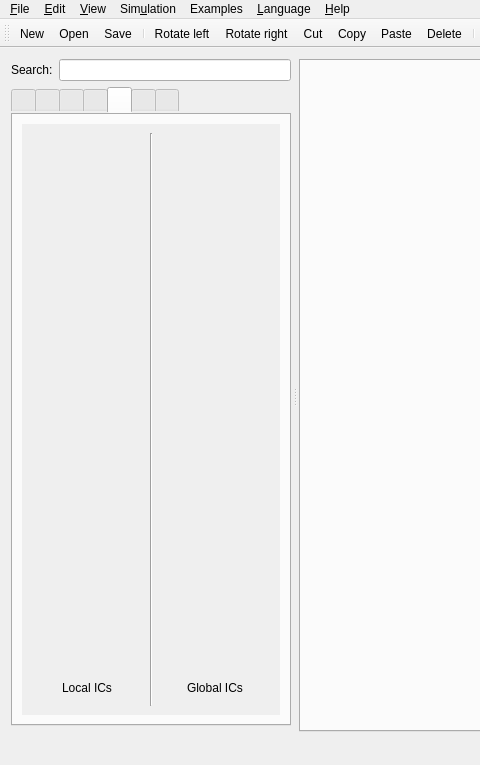
This is app/mainwindow.ui in GIBIS-UNIFESP/wiRedPanda as Qt 5 draws it before an edit; both pictures show x 0 to 480 and y 0 to 765 of the 886 by 765 pixel window. The edited form follows.
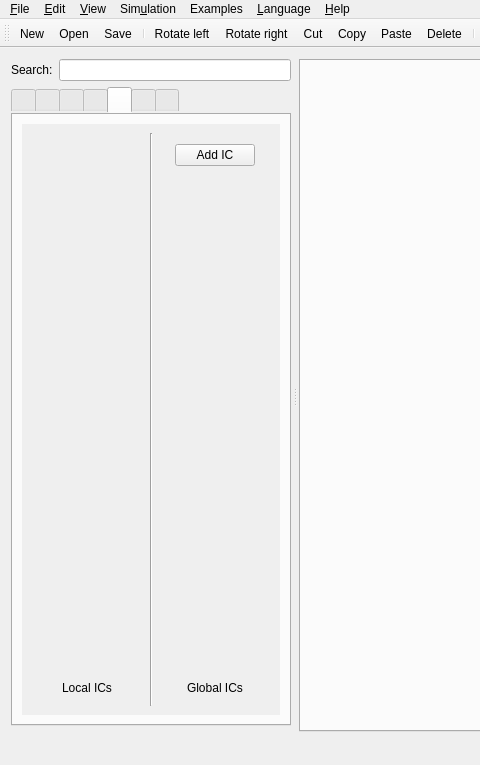
This is the edited form. The open tabs and pages were chosen to show the change. Icons and pictures are not drawn. Custom widgets are drawn as their Qt base class.

Commit message: fix button layout

```diff
--- a/app/mainwindow.ui
+++ b/app/mainwindow.ui
@@ -445,7 +445,24 @@
                    </item>
                    <item>
                     <widget class="QWidget" name="global_Ics_P" native="true">
-                     <layout class="QVBoxLayout" name="verticalLayout_Global_IC" stretch="0,0">
+                     <layout class="QVBoxLayout" name="verticalLayout_Global_IC" stretch="0,0,0">
+                      <item alignment="Qt::AlignHCenter|Qt::AlignTop">
+                       <widget class="QPushButton" name="pushButtonAddGlobalIC">
+                        <property name="maximumSize">
+                         <size>
+                          <width>80</width>
+                          <height>16777215</height>
+                         </size>
+                        </property>
+                        <property name="text">
+                         <string>Add IC</string>
+                        </property>
+                        <property name="icon">
+                         <iconset resource="resources/toolbar/toolbar.qrc">
+                          <normaloff>:/toolbar/new.svg</normaloff>:/toolbar/new.svg</iconset>
+                        </property>
+                       </widget>
+                      </item>
                       <item>
                        <spacer name="verticalSpacer_Global_IC">
                         <property name="orientation">
```
The commit also changes 7 other files.
